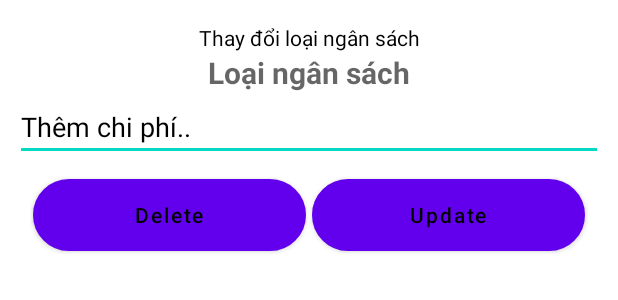
After one commit to nguyendinhduy13/Money-Management, an Android app: the layout update_layout.xml on its own in the app's theme, with its tools: preview values and no code run, on a phone screen of 412 x 824 dp. The commit adds this screen. Shown: the top 300 px of the screen. Run offline under Robolectric (Android 15) with nearby library versions, the phone set to English and light mode, and no system bars.

Commit message:
xóa và sửa ngân sách

```diff
--- a/app/src/main/res/layout/activity_budget.xml
+++ b/app/src/main/res/layout/activity_budget.xml
@@ -12,7 +12,7 @@
         android:layout_width="match_parent"
         android:layout_height="wrap_content"
         android:layout_marginTop="5dp"
-        android:text="total Budget amount: $0"
+        android:text="Tồng ngân sách: $0"
         android:textAlignment="center"
         android:textColor="#000"
         android:textSize="25sp"
--- /dev/null
+++ b/app/src/main/res/layout/update_layout.xml
@@ -0,0 +1,79 @@
+<?xml version="1.0" encoding="utf-8"?>
+<LinearLayout xmlns:android="http://schemas.android.com/apk/res/android"
+    android:layout_width="match_parent"
+    android:layout_margin="10dp"
+    android:orientation="vertical"
+    android:layout_height="match_parent">
+
+    <TextView
+        android:layout_width="match_parent"
+        android:layout_height="wrap_content"
+        android:layout_marginTop="5dp"
+        android:text="Thay đổi loại ngân sách"
+        android:gravity="center"
+        android:textColor="#000"/>
+    <TextView
+        android:id="@+id/itemName"
+        android:layout_width="match_parent"
+        android:layout_height="wrap_content"
+        android:hint="Loại ngân sách"
+        android:textColor="#000"
+        android:gravity="center"
+        android:textStyle="bold"
+        android:textSize="20sp"/>
+    <EditText
+        android:layout_width="match_parent"
+        android:layout_height="wrap_content"
+        android:hint="Thêm chi phí.."
+        android:textColorHint="#000"
+        android:inputType="number"
+        android:id="@+id/amount"
+        android:textColor="#000"/>
+
+    <LinearLayout
+        android:layout_width="match_parent"
+        android:layout_height="wrap_content"
+        android:layout_margin="10dp"
+        android:orientation="horizontal">
+
+        <RelativeLayout
+            android:layout_width="0dp"
+            android:layout_height="wrap_content"
+            android:layout_weight="1">
+
+            <Button
+                android:id="@+id/btnDelete"
+                android:layout_width="match_parent"
+                android:layout_height="wrap_content"
+                android:layout_marginStart="2dp"
+                android:layout_marginTop="2dp"
+                android:layout_marginEnd="2dp"
+                android:background="@drawable/edit_round"
+                android:layout_marginBottom="2dp"
+                android:text="Delete"
+                android:textAllCaps="false"
+                android:textColor="#000"></Button>
+        </RelativeLayout>
+
+        <RelativeLayout
+            android:layout_width="0dp"
+            android:layout_height="wrap_content"
+            android:layout_weight="1">
+
+            <Button
+                android:id="@+id/btnUpdate"
+                android:layout_width="match_parent"
+                android:layout_height="wrap_content"
+                android:layout_marginStart="2dp"
+                android:layout_marginTop="2dp"
+                android:layout_marginEnd="2dp"
+                android:layout_marginBottom="2dp"
+                android:background="@drawable/edit_round"
+                android:text="Update"
+                android:textAllCaps="false"
+                android:textColor="#000"></Button>
+        </RelativeLayout>
+    </LinearLayout>
+
+
+</LinearLayout>
--- a/app/src/main/res/values-night/themes.xml
+++ b/app/src/main/res/values-night/themes.xml
@@ -1,6 +1,6 @@
 <resources xmlns:tools="http://schemas.android.com/tools">
     <!-- Base application theme. -->
-    <style name="Theme.MoneyManagement" parent="Theme.MaterialComponents.DayNight.DarkActionBar">
+    <style name="Theme.MoneyManagement" parent="Theme.MaterialComponents.DayNight.NoActionBar">
         <!-- Primary brand color. -->
         <item name="colorPrimary">@color/purple_200</item>
         <item name="colorPrimaryVariant">@color/purple_700</item>
--- a/app/src/main/res/values/themes.xml
+++ b/app/src/main/res/values/themes.xml
@@ -1,6 +1,6 @@
 <resources xmlns:tools="http://schemas.android.com/tools">
     <!-- Base application theme. -->
-    <style name="Theme.MoneyManagement" parent="Theme.MaterialComponents.DayNight.DarkActionBar">
+    <style name="Theme.MoneyManagement" parent="Theme.MaterialComponents.DayNight.NoActionBar">
         <!-- Primary brand color. -->
         <item name="colorPrimary">@color/purple_500</item>
         <item name="colorPrimaryVariant">@color/purple_700</item>
```
Also changed, not shown: app/src/main/java/com/example/moneymanagement/BudgetActivity.java (+139 -58 lines).
